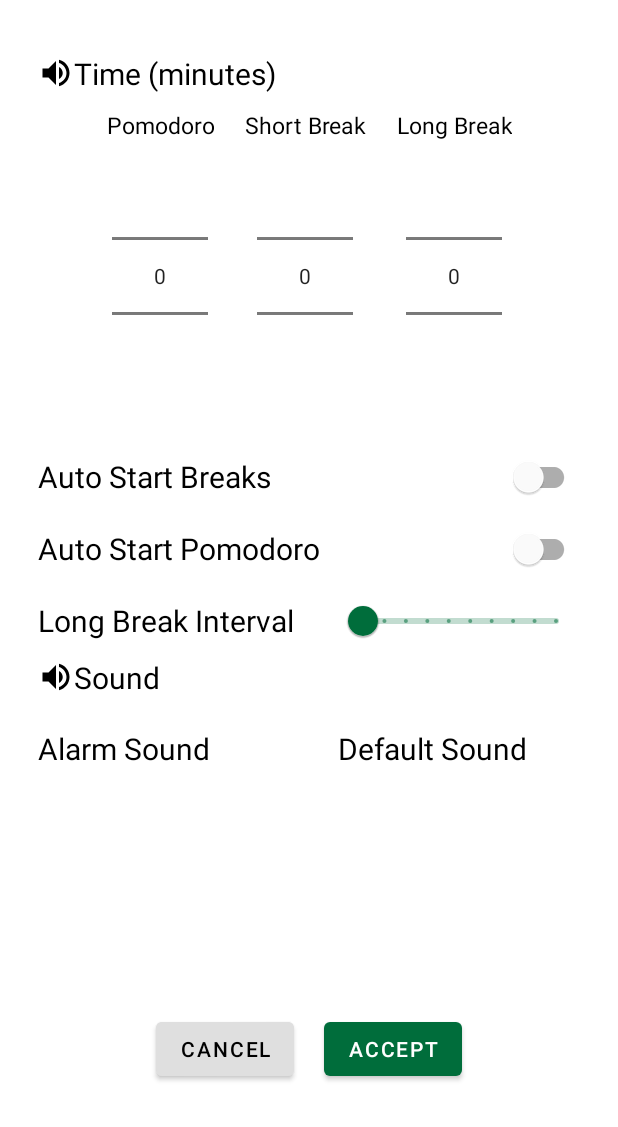
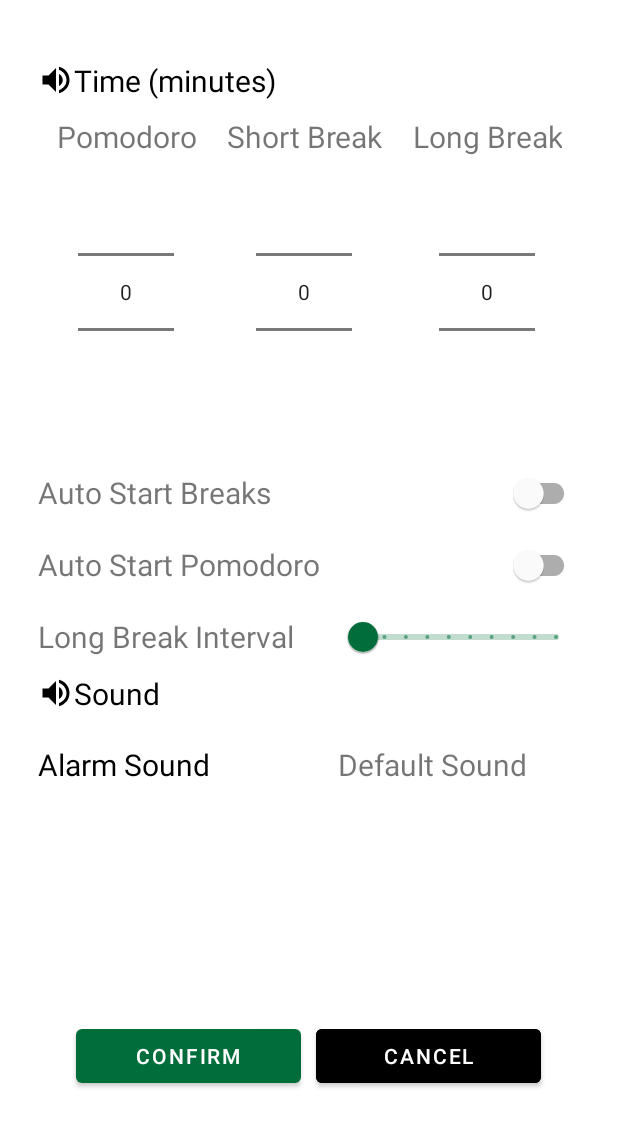
Before and after one commit to Lamlance/HCMUS_CSC13009_20KTPM2_Group02_ScheduleProject, an Android app: the layout fragment_timer_setting.xml on its own in the app's theme, with its tools: preview values and no code run, on a phone screen of 412 x 824 dp. Shown: the top 1127 px of the screen. Run offline under Robolectric (Android 15) with nearby library versions, the phone set to English and light mode, and no system bars.

Commit message:
patches after merge

```diff
--- a/app/src/main/java/com/honaglam/scheduleproject/MainActivity.java
+++ b/app/src/main/java/com/honaglam/scheduleproject/MainActivity.java
@@ -143,7 +143,7 @@ public class MainActivity extends AppCompatActivity {
     });
 
     int stackCount = fragmentManager.getBackStackEntryCount();
-    for(int i = 0; i < stackCount; ++i) {
+    for (int i = 0; i < stackCount; ++i) {
       fragmentManager.popBackStack();
     }
 
@@ -227,7 +227,6 @@ public class MainActivity extends AppCompatActivity {
     }
     return false;
   }
-
 
 
   public boolean pauseTimer() {
@@ -328,9 +327,9 @@ public class MainActivity extends AppCompatActivity {
   protected void onDestroy() {
     super.onDestroy();
 
-    Log.i("ON_DESTROY","ACTIVITY DESTROYING");
-    if(timerServiceConnection != null){
-      Log.i("ON_DESTROY","ACTIVITY UNBINDING SERVICE");
+    Log.i("ON_DESTROY", "ACTIVITY DESTROYING");
+    if (timerServiceConnection != null) {
+      Log.i("ON_DESTROY", "ACTIVITY UNBINDING SERVICE");
       unbindService(timerServiceConnection);
     }
   }
@@ -525,23 +524,15 @@ public class MainActivity extends AppCompatActivity {
       timerService = ((TimerService.LocalBinder) iBinder).getService();
       timerService.setStateTime(loadTimerSettingPref());
 
-
       calendarFragment = CalendarFragment.newInstance();
       timerFragment = TimerFragment.newInstance();
 
-      if(currentFragment == IS_TIMER_FRAGMENT){
-        fragmentManager
-                .beginTransaction()
-                .replace(R.id.fragmentContainerView, timerFragment, FRAGMENT_TAG_SCHEDULE)
-                .addToBackStack(FRAGMENT_TAG_SCHEDULE)
-                .commit();
-      }else{
-        fragmentManager
-                .beginTransaction()
-                .replace(R.id.fragmentContainerView, calendarFragment, FRAGMENT_TAG_SCHEDULE)
-                .addToBackStack(FRAGMENT_TAG_SCHEDULE)
-                .commit();
-      }
+      fragmentManager
+              .beginTransaction()
+              .replace(R.id.fragmentContainerView, timerFragment, FRAGMENT_TAG_TIMER)
+              .addToBackStack(FRAGMENT_TAG_TIMER)
+              .commit();
+
     }
 
     @Override
--- a/app/src/main/res/layout/fragment_timer_setting.xml
+++ b/app/src/main/res/layout/fragment_timer_setting.xml
@@ -4,7 +4,7 @@
     android:layout_height="wrap_content"
     xmlns:app="http://schemas.android.com/apk/res-auto"
     android:orientation="vertical"
-  android:layout_marginTop="15dp"
+    android:layout_marginTop="20dp"
     android:layout_marginBottom="10dp"
     android:layout_marginLeft="5dp"
     android:layout_marginRight="5dp"
@@ -19,12 +19,12 @@
         android:layout_height="match_parent"
         android:orientation="vertical">
       <TextView
-        style="@style/TEXT"
           android:layout_width="wrap_content"
           android:layout_height="wrap_content"
           android:drawableStart="@drawable/baseline_volume_up_24"
           android:text="Time (minutes)"
           android:textSize="20sp"
+          android:textColor="@color/black"
           android:layout_marginBottom="10dp"/>
       <LinearLayout
           android:layout_width="match_parent"
@@ -39,14 +39,12 @@
             android:gravity="center"
             android:layout_marginRight="20dp">
           <TextView
-            style="@style/TEXT"
               android:layout_width="wrap_content"
               android:layout_height="wrap_content"
               android:gravity="center"
               android:text="@string/pomodoro"
               android:textAlignment="center"
-            android:textSize="15sp" />
-            android:layout_marginRight="20dp">
+              android:textSize="20sp" />
           <NumberPicker
               android:id="@+id/workTime"
               android:layout_width="wrap_content"
@@ -60,17 +58,12 @@
             android:orientation="vertical"
             android:gravity="center">
           <TextView
-            style="@style/TEXT"
               android:layout_width="wrap_content"
               android:layout_height="wrap_content"
               android:layout_gravity="center"
               android:text="@string/short_break"
               android:textAlignment="center"
-            android:textSize="15sp" />
-
-            android:orientation="vertical"
-            android:gravity="center">
-
+              android:textSize="20sp" />
           <NumberPicker
               android:id="@+id/shortBreak"
               android:layout_width="wrap_content"
@@ -85,14 +78,12 @@
             android:layout_marginLeft="20dp">
 
           <TextView
-            style="@style/TEXT"
               android:layout_width="wrap_content"
               android:layout_height="wrap_content"
               android:gravity="center"
               android:text="@string/long_break"
               android:textAlignment="center"
-            android:textSize="15sp" />
-
+              android:textSize="20sp" />
           <NumberPicker
               android:id="@+id/longBreak"
               android:layout_width="wrap_content"
@@ -110,7 +101,6 @@
             android:layout_height="wrap_content"
             android:orientation="horizontal">
           <TextView
-            style="@style/TEXT"
               android:layout_width="wrap_content"
               android:layout_height="wrap_content"
               android:text="Auto Start Breaks"
@@ -131,7 +121,6 @@
             android:layout_height="wrap_content"
             android:orientation="horizontal">
           <TextView
-            style="@style/TEXT"
               android:layout_width="wrap_content"
               android:layout_height="wrap_content"
               android:text="Auto Start Pomodoro"
@@ -155,14 +144,12 @@
             android:orientation="horizontal"
             >
           <TextView
-            style="@style/TEXT"
               android:layout_width="wrap_content"
               android:layout_height="wrap_content"
               android:text="Long Break Interval"
               android:textSize="20sp"
               android:layout_gravity="center">
           </TextView>
-<!-- TODO: design the color for slider -->
           <com.google.android.material.slider.Slider
               android:id="@+id/longBreakInterval"
               android:layout_width="wrap_content"
@@ -179,11 +166,11 @@
       </LinearLayout>
 
       <TextView
-        style="@style/TEXT"
           android:layout_width="wrap_content"
           android:layout_height="wrap_content"
           android:drawableStart="@drawable/baseline_volume_up_24"
           android:text="Sound"
+          android:textColor="@color/black"
           android:layout_marginBottom="20dp"
           android:gravity="center"
           android:textSize="20sp" />
@@ -192,11 +179,11 @@
           android:layout_height="wrap_content"
           android:orientation="horizontal">
         <TextView
-          style="@style/TEXT"
             android:layout_width="wrap_content"
             android:layout_height="wrap_content"
             android:text="Alarm Sound"
             android:textSize="20sp"
+            android:textColor="@color/black"
             android:onClick="pickASound"
             android:layout_gravity="left"
             android:gravity=""
@@ -204,7 +191,6 @@
             android:focusable="true"/>
         <TextView
             android:id="@+id/soundPicker"
-          style="@style/TEXT"
             android:layout_width="wrap_content"
             android:layout_height="wrap_content"
             android:text="Default Sound"
@@ -227,29 +213,24 @@
       android:layout_marginTop="10dp"
       android:layout_gravity="bottom"
       android:gravity="center">
-
+    <Button
+        android:id="@+id/confirmButton"
+        android:layout_width="150dp"
+        android:layout_height="wrap_content"
+        android:text="@string/confirm"
+        android:textAlignment="center"
+        android:layout_marginLeft="10dp"
+        android:layout_marginRight="10dp"/>
     <Button
         android:id="@+id/cancelButton"
-      style="@style/BUTTON"
-      android:layout_width="wrap_content"
+        android:layout_width="150dp"
         android:layout_height="wrap_content"
+        android:layout_gravity="end"
+        android:backgroundTint="@color/black"
         android:text="@string/cancel"
-      android:backgroundTint="#DFDFDF"
-      android:textColor="#000000"
-      android:layout_marginRight="10dp"
-      />
-    <Button
-      android:id="@+id/confirmButton"
-      style="@style/BUTTON"
-      android:layout_width="wrap_content"
-      android:layout_height="wrap_content"
-      android:text="@string/accept"
-      android:textAlignment="center"
-      android:layout_marginLeft="10dp"/>
+        android:layout_marginRight="10dp"/>
   </LinearLayout>
 
-  <!-- for button above -->
-  <!--  android:backgroundTint="@color/black"-->
 
 
 </LinearLayout>
```
Lines whose indentation alone changed are shown as unchanged.
